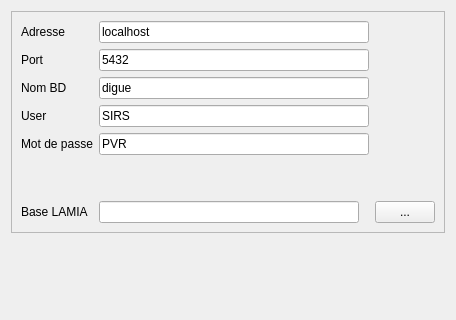
First picture: the form in Lamia/toolgeneral/LAMIA_to_SIRS/PasserelleSIRS_Connexion.ui, repository Artelia/Lamia, before the edit; both pictures show x 0 to 456 and y 0 to 320 of the 456 by 461 pixel window.
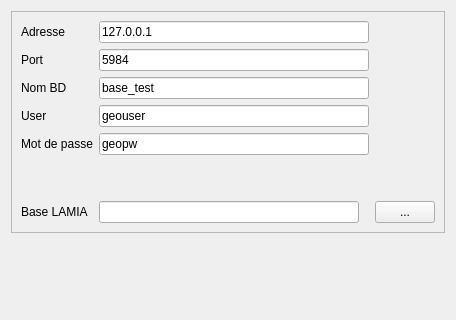
Second picture: the form after the edit.

Commit message: Debug passerelle SIRS

Patch:
```diff
--- a/Lamia/toolgeneral/LAMIA_to_SIRS/PasserelleSIRS_Connexion.ui
+++ b/Lamia/toolgeneral/LAMIA_to_SIRS/PasserelleSIRS_Connexion.ui
@@ -116,35 +116,35 @@
       <item row="3" column="1">
        <widget class="QLineEdit" name="lineEdit_user">
         <property name="text">
-         <string>SIRS</string>
+         <string>geouser</string>
         </property>
        </widget>
       </item>
       <item row="4" column="1">
        <widget class="QLineEdit" name="lineEdit_password">
         <property name="text">
-         <string>PVR</string>
+         <string>geopw</string>
         </property>
        </widget>
       </item>
       <item row="2" column="1">
        <widget class="QLineEdit" name="lineEdit_nom">
         <property name="text">
-         <string>digue</string>
+         <string>base_test</string>
         </property>
        </widget>
       </item>
       <item row="1" column="1">
        <widget class="QLineEdit" name="lineEdit_port">
         <property name="text">
-         <string>5432</string>
+         <string>5984</string>
         </property>
        </widget>
       </item>
       <item row="0" column="1">
        <widget class="QLineEdit" name="lineEdit_adresse">
         <property name="text">
-         <string>localhost</string>
+         <string>127.0.0.1</string>
         </property>
        </widget>
       </item>
```
The commit also changes 50 other files.
